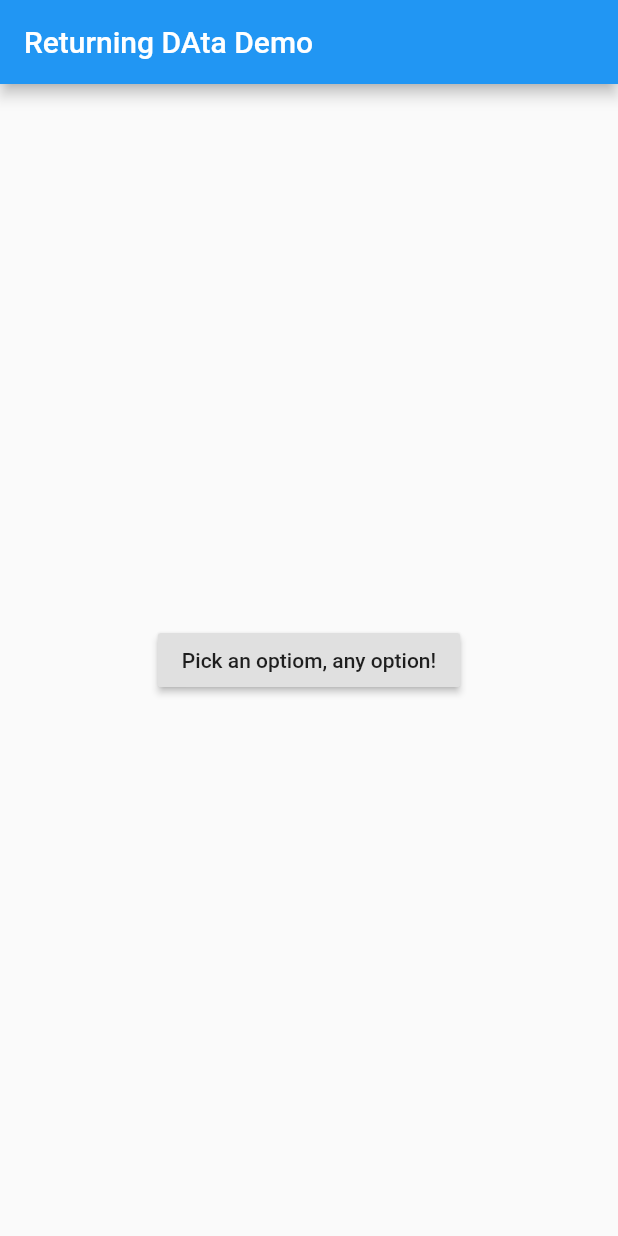
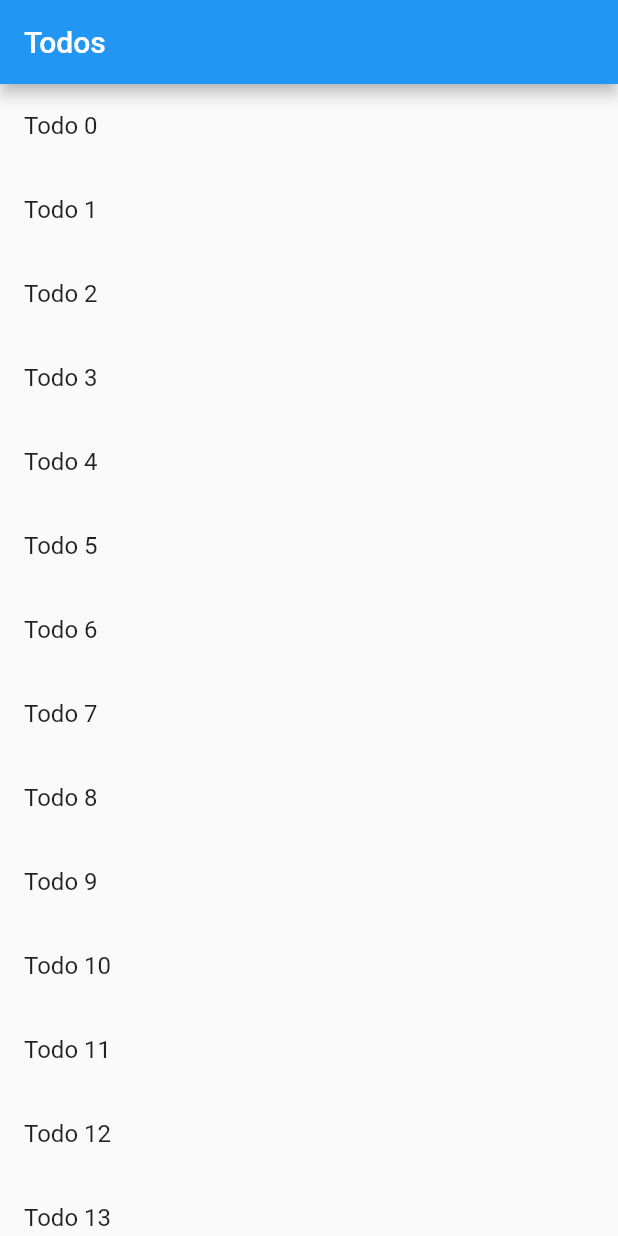
Before and after one commit to rodionovv/flutter_docs, a Flutter app: the screen it shows after launch, on a phone screen of 412 x 824 dp. Run offline on Flutter 3.47's test engine with Material 2 defaults, Android fonts, the phone set to English and light mode, and no system bars.

Commit message:
send data to new screen

```diff
--- a/lib/main.dart
+++ b/lib/main.dart
@@ -1,97 +1,81 @@
 import 'package:flutter/material.dart';
 
+class Todo {
+  final String title;
+  final String description;
 
-class ScreenArguments {
-  final String title;
-  final String message;
-
-  ScreenArguments(this.title, this.message);
+  Todo(this.title, this.description);
 }
-
 
 class MyApp extends StatelessWidget {
 
   @override
   Widget build(BuildContext context) {
     return MaterialApp(
-      title: 'routing',
-      home: HomeScreen(),
-    );
-  }
-}
-
-class HomeScreen extends StatelessWidget {
-  @override
-  Widget build(BuildContext context) {
-    return Scaffold(
-      appBar: AppBar(
-        title: Text('Returning DAta Demo'),
-      ),
-      body: Center(child: SelectionButton()),
-    );
-  }
-}
-
-class SelectionButton extends StatelessWidget {
-  @override
-  Widget build(BuildContext context) {
-    return RaisedButton(
-      onPressed: () {
-        _navigateAndDisplaySelection(context);
-      },
-      child: Text('Pick an optiom, any option!'),
-    );
-  }
-
-  _navigateAndDisplaySelection(BuildContext context) async {
-    final result = await Navigator.push(
-      context,
-      MaterialPageRoute(builder: (context) => SelectionScreen())
-    );
-
-    Scaffold.of(context)
-      ..removeCurrentSnackBar()
-      ..showSnackBar(SnackBar(content: Text("$result")));
-  }
-}
-
-class SelectionScreen extends StatelessWidget {
-  @override
-  Widget build(BuildContext context) {
-    return Scaffold(
-      appBar: AppBar(
-        title: Text('Pick an option'),
-      ),
-      body: Center(
-        child: Column(
-          mainAxisAlignment: MainAxisAlignment.center,
-          children: <Widget>[
-            Padding(
-              padding: const EdgeInsets.all(8.0),
-              child: RaisedButton(
-                onPressed: () {
-                  Navigator.pop(context, 'YEP!');
-                },
-                child: Text("YEP!"),
-              ),
-            ),
-            Padding(
-              padding: const EdgeInsets.all(8.0),
-              child: RaisedButton(
-                onPressed: (){
-                  Navigator.pop(context, "Nope.");
-                },
-                child: Text('Nope!'),
-              ),
-            ),
-          ],
-        ),
+      title: 'Passing Data',
+      home: TodoScreen(
+        todos: List.generate(
+          20,
+          (i) => Todo(
+                  'Todo $i',
+                  'A description of what needs to be done for Todo $i',
+                ),
+        )
       ),
     );
   }
 }
 
+class TodoScreen extends StatelessWidget{
+  final List<Todo> todos;
 
+
+  TodoScreen({Key key, @required this.todos}) : super(key: key);
+
+  @override
+  Widget build(BuildContext context) {
+    return Scaffold(
+      appBar: AppBar(
+        title: Text('Todos'),
+      ),
+      body: ListView.builder(
+        itemCount: todos.length,
+        itemBuilder: (context, index) {
+          return ListTile(
+            title: Text(todos[index].title),
+            onTap: () {
+              Navigator.push(
+                context,
+                MaterialPageRoute(
+                  builder: (context) => DetailScreen(todo: todos[index]),
+                )
+              );
+            },
+          );
+        },
+      ),
+    );
+  }
+}
+
+class DetailScreen extends StatelessWidget {
+  final Todo todo;
+  DetailScreen({Key key, @required this.todo}) : super(key: key);
+
+  @override
+  Widget build(BuildContext context) {
+    return Scaffold(
+      appBar: AppBar(
+        title: Text(todo.title),
+      ),
+      body: Padding(
+        padding: EdgeInsets.all(16.0),
+        child: Text(todo.description),
+      ),
+    );
+
+  }
+}
 
 
 void main() => runApp(MyApp());
```
